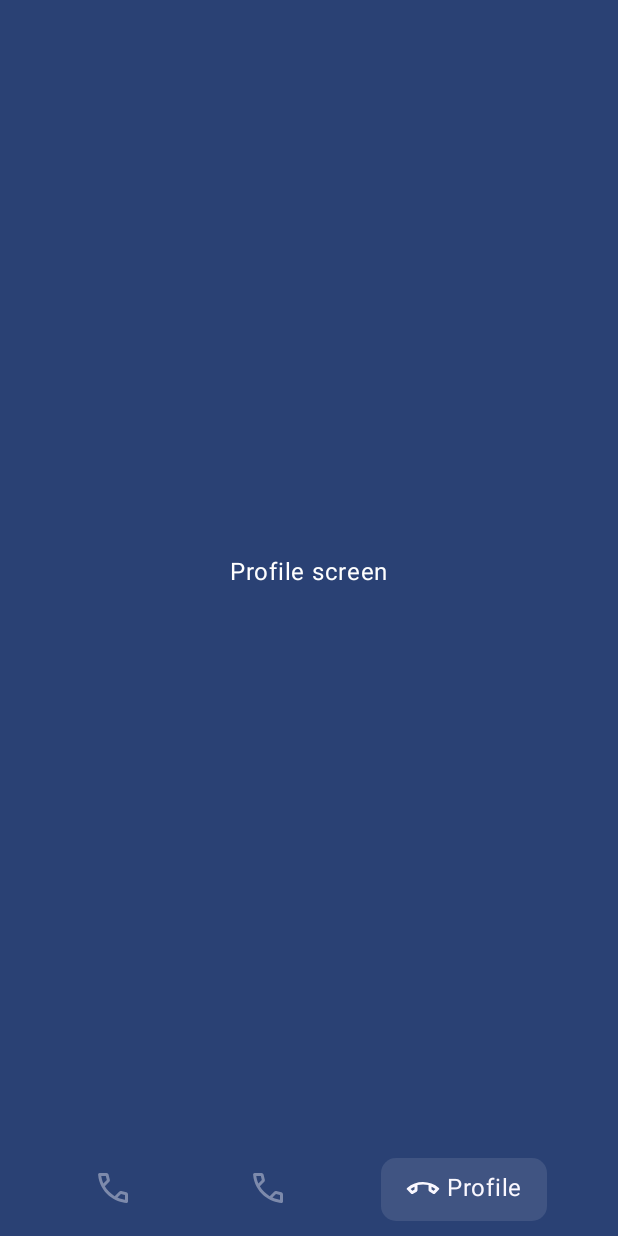
After one commit to sergeyklincevich/multi-module-template, an Android app built with Jetpack Compose: the ProfileScreen screen opened through its navigation route, on a phone screen of 412 x 824 dp. The commit adds this screen. Run offline under Robolectric (Android 15) with nearby library versions, the phone set to English and light mode, and no system bars; our stand-ins replace Dagger/Hilt's generated code, Room's generated code, window size class; libraries missing offline, so code that uses them is left out: com.jakewharton.retrofit2, com.skydoves.retrofit; 1 statement that could not run was skipped.

Commit message:
Start implementation App navigation

```diff
--- a/app/src/debug/kotlin/com/klinserg/news/template/BuildTypeModule.kt
+++ b/app/src/debug/kotlin/com/klinserg/news/template/BuildTypeModule.kt
@@ -17,7 +17,7 @@ object BuildTypeModule {
     fun provideOkHttpClient(): OkHttpClient {
         return OkHttpClient.Builder()
             .addInterceptor(
-                HttpLoggingInterceptor().setLevel(HttpLoggingInterceptor.Level.BODY)
+                HttpLoggingInterceptor().setLevel(HttpLoggingInterceptor.Level.BASIC)
             ).build()
     }
 }
--- a/app/src/main/AndroidManifest.xml
+++ b/app/src/main/AndroidManifest.xml
@@ -16,7 +16,7 @@
         android:theme="@style/Theme.NewsTemplateApp"
         tools:targetApi="31">
         <activity
-            android:name=".MainActivity"
+            android:name=".ui.MainActivity"
             android:exported="true"
             android:label="@string/app_name"
             android:theme="@style/Theme.NewsTemplateApp">
--- a/app/src/main/java/com/klinserg/news/template/NewsApplication.kt
+++ b/app/src/main/java/com/klinserg/news/template/NewsApplication.kt
@@ -4,5 +4,4 @@ import android.app.Application
 import dagger.hilt.android.HiltAndroidApp
 
 @HiltAndroidApp
-class NewsApplication : Application() {
-}
+class NewsApplication : Application()
--- /dev/null
+++ b/app/src/main/java/com/klinserg/news/template/ui/MainActivity.kt
@@ -0,0 +1,22 @@
+package com.klinserg.news.template.ui
+
+import android.os.Bundle
+import androidx.activity.ComponentActivity
+import androidx.activity.compose.setContent
+import androidx.compose.material3.windowsizeclass.calculateWindowSizeClass
+import com.klinserg.news.uikit.theme.NewsAppTheme
+import dagger.hilt.android.AndroidEntryPoint
+
+@AndroidEntryPoint
+class MainActivity : ComponentActivity() {
+
+    override fun onCreate(savedInstanceState: Bundle?) {
+        super.onCreate(savedInstanceState)
+        setContent {
+            NewsAppTheme {
+                val windowSize = calculateWindowSizeClass(this)
+                NewsMainApp(windowSize = windowSize.widthSizeClass)
+            }
+        }
+    }
+}
--- /dev/null
+++ b/app/src/main/java/com/klinserg/news/template/ui/NewMainScreen.kt
@@ -0,0 +1,49 @@
+package com.klinserg.news.template.ui
+
+import androidx.compose.runtime.Composable
+import androidx.compose.runtime.getValue
+import androidx.compose.ui.Modifier
+import androidx.navigation.NavHostController
+import androidx.navigation.compose.currentBackStackEntryAsState
+import androidx.navigation.compose.rememberNavController
+import com.klinserg.news.template.utils.NewsNavigationType
+import com.klinserg.news.ui.navigation.BottomNav
+import com.klinserg.news.ui.navigation.DrawerNav
+import com.klinserg.news.ui.navigation.RailNav
+import com.klinserg.news.ui.navigation.model.NavigationPanel
+
+@Composable
+fun NewMainScreen(
+    navigationType: NewsNavigationType,
+    modifier: Modifier = Modifier,
+    navController: NavHostController = rememberNavController(),
+) {
+    val navBackStackEntry by navController.currentBackStackEntryAsState()
+    val currentDestination = navBackStackEntry?.destination
+
+    val navigationItemList =
+        listOf(NavigationPanel.News, NavigationPanel.Favorite, NavigationPanel.Profile)
+
+    when (navigationType) {
+        NewsNavigationType.BOTTOM_NAVIGATION -> BottomNav(
+            modifier,
+            navigationItemList,
+            navController,
+            currentDestination
+        )
+
+        NewsNavigationType.NAVIGATION_RAIL -> RailNav(
+            modifier,
+            navigationItemList,
+            navController,
+            currentDestination
+        )
+
+        NewsNavigationType.PERMANENT_NAVIGATION_DRAWER -> DrawerNav(
+            modifier,
+            navigationItemList,
+            navController,
+            currentDestination
+        )
+    }
+}
--- /dev/null
+++ b/app/src/main/java/com/klinserg/news/template/ui/NewsMainApp.kt
@@ -0,0 +1,22 @@
+package com.klinserg.news.template.ui
+
+import androidx.compose.material3.windowsizeclass.WindowWidthSizeClass
+import androidx.compose.runtime.Composable
+import androidx.compose.ui.Modifier
+import com.klinserg.news.template.utils.NewsNavigationType
+
+@Composable
+fun NewsMainApp(
+    windowSize: WindowWidthSizeClass,
+    modifier: Modifier = Modifier,
+) {
+
+    val navigationType = when (windowSize) {
+        WindowWidthSizeClass.Compact -> NewsNavigationType.BOTTOM_NAVIGATION
+        WindowWidthSizeClass.Medium -> NewsNavigationType.NAVIGATION_RAIL
+        WindowWidthSizeClass.Expanded -> NewsNavigationType.PERMANENT_NAVIGATION_DRAWER
+        else -> NewsNavigationType.BOTTOM_NAVIGATION
+    }
+
+    NewMainScreen(navigationType, modifier)
+}
--- /dev/null
+++ b/app/src/main/java/com/klinserg/news/template/utils/NewsNavigationType.kt
@@ -0,0 +1,5 @@
+package com.klinserg.news.template.utils
+
+enum class NewsNavigationType {
+    BOTTOM_NAVIGATION, NAVIGATION_RAIL, PERMANENT_NAVIGATION_DRAWER
+}
--- a/features/news-ui/src/main/java/com/klinserg/news/ui/NewsFeatureUI.kt
+++ b/features/news-ui/src/main/java/com/klinserg/news/ui/NewsFeatureUI.kt
@@ -1,5 +1,8 @@
 package com.klinserg.news.ui
 
+import androidx.compose.foundation.background
+import androidx.compose.foundation.clickable
+import androidx.compose.foundation.layout.Box
 import androidx.compose.foundation.layout.Column
 import androidx.compose.foundation.layout.fillMaxSize
 import androidx.compose.foundation.layout.padding
@@ -13,20 +16,22 @@ import androidx.compose.runtime.collectAsState
 import androidx.compose.runtime.getValue
 import androidx.compose.runtime.key
 import androidx.compose.ui.Modifier
+import androidx.compose.ui.graphics.Color
 import androidx.compose.ui.unit.dp
 import androidx.hilt.navigation.compose.hiltViewModel
 import com.klinserg.news.data.models.Article
 import com.klinserg.news.ui.viewmodels.NewsViewModel
 
 @Composable
-fun HomeScreen() {
-    NewsMain(hiltViewModel())
-}
-
-@Composable
-internal fun NewsMain(viewModel: NewsViewModel) {
+fun HomeScreen(
+    modifier: Modifier = Modifier,
+    viewModel: NewsViewModel = hiltViewModel(),
+    navigateToDetail: (Long) -> Unit,
+    navigateToSearch: () -> Unit,
+) {
     val state by viewModel.state.collectAsState()
 
+    Box(modifier = modifier.background(Color.Gray)) {
         Column(
             modifier = Modifier.fillMaxSize()
         ) {
@@ -34,27 +39,30 @@ internal fun NewsMain(viewModel: NewsViewModel) {
             when (val currentState = state) {
                 is NewsViewModel.State.None -> Text(text = "State None")
                 is NewsViewModel.State.InProgress -> CircularProgressIndicator()
-            is NewsViewModel.State.Success -> ListArticles(currentState)
+                is NewsViewModel.State.Success -> ListArticles(currentState, navigateToDetail)
                 is NewsViewModel.State.Error -> Text(text = "State Error: ${currentState.message}")
+            }
         }
     }
 }
 
 
 @Composable
-fun ListArticles(state: NewsViewModel.State.Success) {
+fun ListArticles(state: NewsViewModel.State.Success, navigateToDetail: (Long) -> Unit) {
     LazyColumn {
         items(state.articles) {
             key(it.id) {
-                ArticleItem(it)
+                ArticleItem(it, navigateToDetail)
             }
         }
     }
 }
 
 @Composable
-fun ArticleItem(article: Article) {
-    Column(modifier = Modifier.padding(16.dp)) {
+fun ArticleItem(article: Article, navigateToDetail: (Long) -> Unit) {
+    Column(modifier = Modifier
+        .padding(16.dp)
+        .clickable { navigateToDetail(article.id) }) {
         Text(text = article.title, style = MaterialTheme.typography.headlineMedium, maxLines = 1)
         Text(
             text = article.description,
--- /dev/null
+++ b/features/news-ui/src/main/java/com/klinserg/news/ui/ProfileScreen.kt
@@ -0,0 +1,23 @@
+package com.klinserg.news.ui
+
+import androidx.compose.foundation.layout.Box
+import androidx.compose.foundation.layout.fillMaxSize
+import androidx.compose.material3.Text
+import androidx.compose.runtime.Composable
+import androidx.compose.ui.Alignment
+import androidx.compose.ui.Modifier
+import androidx.navigation.NavHostController
+import androidx.navigation.compose.rememberNavController
+
+@Composable
+fun ProfileScreen(
+    modifier: Modifier = Modifier,
+    navHostController: NavHostController = rememberNavController(),
+) {
+    Box(
+        contentAlignment = Alignment.Center,
+        modifier = Modifier.fillMaxSize()
+    ) {
+        Text(text = "Profile screen")
+    }
+}
--- /dev/null
+++ b/features/news-ui/src/main/java/com/klinserg/news/ui/navigation/BottomNav.kt
@@ -0,0 +1,133 @@
+package com.klinserg.news.ui.navigation
+
+import androidx.compose.animation.AnimatedVisibility
+import androidx.compose.foundation.background
+import androidx.compose.foundation.clickable
+import androidx.compose.foundation.layout.Arrangement
+import androidx.compose.foundation.layout.Box
+import androidx.compose.foundation.layout.Row
+import androidx.compose.foundation.layout.fillMaxWidth
+import androidx.compose.foundation.layout.height
+import androidx.compose.foundation.layout.padding
+import androidx.compose.foundation.shape.RoundedCornerShape
+import androidx.compose.material3.Icon
+import androidx.compose.material3.MaterialTheme
+import androidx.compose.material3.Scaffold
+import androidx.compose.material3.Text
+import androidx.compose.runtime.Composable
+import androidx.compose.ui.Alignment
+import androidx.compose.ui.Modifier
+import androidx.compose.ui.draw.clip
+import androidx.compose.ui.graphics.Color
+import androidx.compose.ui.res.painterResource
+import androidx.compose.ui.unit.dp
+import androidx.navigation.NavDestination
+import androidx.navigation.NavDestination.Companion.hierarchy
+import androidx.navigation.NavGraph.Companion.findStartDestination
+import androidx.navigation.NavHostController
+import androidx.navigation.compose.rememberNavController
+import com.klinserg.news.ui.navigation.model.NavigationItem
+import com.klinserg.news.ui.navigation.model.NavigationPanel
+
+@Composable
+fun BottomNav(
+    modifier: Modifier = Modifier,
+    navigationItemList: List<NavigationItem>,
+    navController: NavHostController = rememberNavController(),
+    currentDestination: NavDestination?,
+) {
+    Scaffold(
+        modifier = modifier,
+        containerColor = MaterialTheme.colorScheme.primary,
+        bottomBar = {
+            // show and hide bottom navigation
+            currentDestination?.let {
+                if (it.route == NavigationPanel.News.route ||
+                    it.route == NavigationPanel.Favorite.route ||
+                    it.route == NavigationPanel.Profile.route
+                ) {
+                    BottomBar(
+                        modifier = modifier,
+                        navController = navController,
+                        navigationItemList = navigationItemList,
+                        currentDestination = currentDestination
+                    )
+                }
+            }
+        },
+    ) {
+        MainNavHost(navController = navController, innerPadding = it)
+    }
+
+}
+
+@Composable
+fun BottomBar(
+    modifier: Modifier,
+    navController: NavHostController,
+    navigationItemList: List<NavigationItem>,
+    currentDestination: NavDestination,
+) {
+    Row(
+        modifier = modifier
+            .padding(start = 0.dp, end = 0.dp, top = 10.dp, bottom = 10.dp)
+            .background(Color.Transparent)
+            .fillMaxWidth(),
+        horizontalArrangement = Arrangement.SpaceEvenly,
+        verticalAlignment = Alignment.CenterVertically
+    ) {
+        navigationItemList.forEach { screen ->
+            BottomNavItem(
+                screen = screen,
+                currentDestination = currentDestination,
+                navController = navController
+            )
+        }
+    }
+}
+
+@Composable
+fun BottomNavItem(
+    screen: NavigationItem,
+    currentDestination: NavDestination?,
+    navController: NavHostController,
+) {
+    val selected = currentDestination?.hierarchy?.any { it.route == screen.route } == true
+    val background =
+        if (selected) MaterialTheme.colorScheme.onPrimary.copy(alpha = 0.1f)
+        else Color.Transparent
+    val contentColor =
+        if (selected) MaterialTheme.colorScheme.background
+        else MaterialTheme.colorScheme.background.copy(alpha = 0.4f)
+
+    Box(
+        modifier = Modifier
+            .height(42.dp)
+            .clip(RoundedCornerShape(10.dp))
+            .background(background)
+            .clickable(onClick = {
+                navController.navigate(screen.route) {
+                    popUpTo(navController.graph.findStartDestination().id)
+                    launchSingleTop = true
+                }
+            })
+    ) {
+        Row(
+            modifier = Modifier.padding(start = 16.dp, end = 16.dp, top = 8.dp, bottom = 8.dp),
+            verticalAlignment = Alignment.CenterVertically,
+            horizontalArrangement = Arrangement.spacedBy(4.dp)
+        ) {
+            Icon(
+                painter = painterResource(id = if (selected) screen.iconSelected else screen.icon),
+                contentDescription = screen.name,
+                tint = contentColor
+            )
+            AnimatedVisibility(visible = selected) {
+                Text(
+                    text = screen.name,
+                    color = contentColor
+                )
+            }
+        }
+    }
+}
--- /dev/null
+++ b/features/news-ui/src/main/java/com/klinserg/news/ui/navigation/MainNavHost.kt
@@ -0,0 +1,70 @@
+package com.klinserg.news.ui.navigation
+
+import androidx.compose.foundation.layout.PaddingValues
+import androidx.compose.foundation.layout.padding
+import androidx.compose.runtime.Composable
+import androidx.compose.ui.Modifier
+import androidx.navigation.NavHostController
+import androidx.navigation.compose.NavHost
+import androidx.navigation.compose.composable
+import com.klinserg.news.ui.FavoriteScreen
+import com.klinserg.news.ui.HomeScreen
+import com.klinserg.news.ui.ProfileScreen
+import com.klinserg.news.ui.navigation.model.NavigationPanel
+
+@Composable
+fun MainNavHost(
+    navController: NavHostController,
+    innerPadding: PaddingValues,
+) {
+    NavHost(
+        navController = navController,
+        startDestination = NavigationPanel.News.route,
+        modifier = Modifier.padding(innerPadding)
+    ) {
+        composable(NavigationPanel.News.route) {
+            HomeScreen(
+                navigateToDetail = { productId ->
+//                    navController.navigate(GeneralScreen.DetailProduct.createRoute(productId))
+                },
+                navigateToSearch = {
+//                    navController.navigate(GeneralScreen.SearchProduct.route)
+                }
+            )
+        }
+        composable(NavigationPanel.Favorite.route) {
+            FavoriteScreen(
+//                navigateToDetail = { productId ->
+//                    navController.navigate(GeneralScreen.DetailProduct.createRoute(productId))
+//                }
+            )
+        }
+        composable(NavigationPanel.Profile.route) {
+            ProfileScreen()
+        }
+//        composable(
+//            route = GeneralScreen.DetailProduct.route,
+//            arguments = listOf(navArgument("productId") { type = NavType.IntType }),
+//        ) {
+//            val id = it.arguments?.getInt("productId") ?: -1
+//            DetailScreen(
+//                productId = id,
+//                navigateBack = {
+//                    navController.navigateUp()
+//                },
+//            )
+//        }
+//        composable(
+//            route = GeneralScreen.SearchProduct.route,
+//        ) {
+//            SearchScreen(
+//                navigateToDetail = { productId ->
+//                    navController.navigate(GeneralScreen.DetailProduct.createRoute(productId))
+//                },
+//                navigateBack = {
+//                    navController.navigateUp()
+//                }
+//            )
+//        }
+    }
+}
--- /dev/null
+++ b/features/news-ui/src/main/java/com/klinserg/news/ui/navigation/model/NavigationItem.kt
@@ -0,0 +1,10 @@
+package com.klinserg.news.ui.navigation.model
+
+import androidx.annotation.DrawableRes
+
+sealed class NavigationItem(
+    val route: String,
+    val name: String,
+    @DrawableRes val icon: Int,
+    @DrawableRes val iconSelected: Int,
+)
```
Also changed, not shown: app/build.gradle.kts (+12 -0 lines), app/src/main/java/com/klinserg/news/template/MainActivity.kt (deleted, +0 -48 lines), features/news-ui/src/main/java/com/klinserg/news/ui/FavoriteScreen.kt (added, +23 -0 lines), features/news-ui/src/main/java/com/klinserg/news/ui/navigation/DrawerNav.kt (added, +18 -0 lines), features/news-ui/src/main/java/com/klinserg/news/ui/navigation/RailNav.kt (added, +18 -0 lines), features/news-ui/src/main/java/com/klinserg/news/ui/navigation/model/NavigationPanel.kt (added, +24 -0 lines), gradle/libs.versions.toml (+5 -7 lines). Lines whose indentation alone changed are shown as unchanged.
